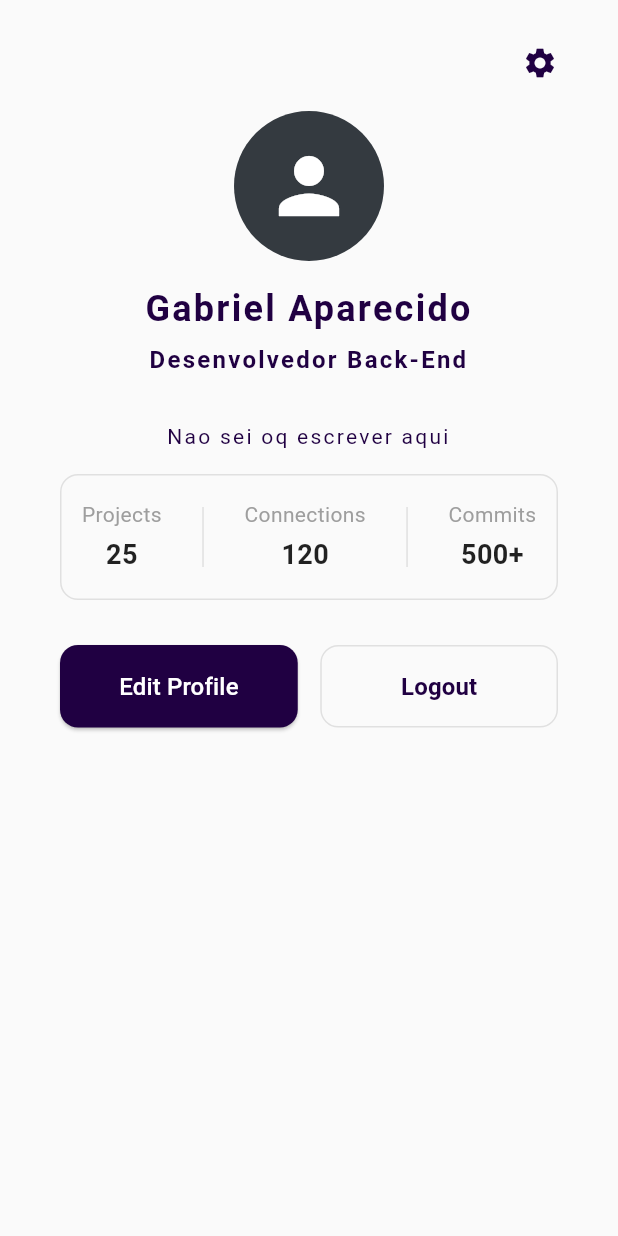
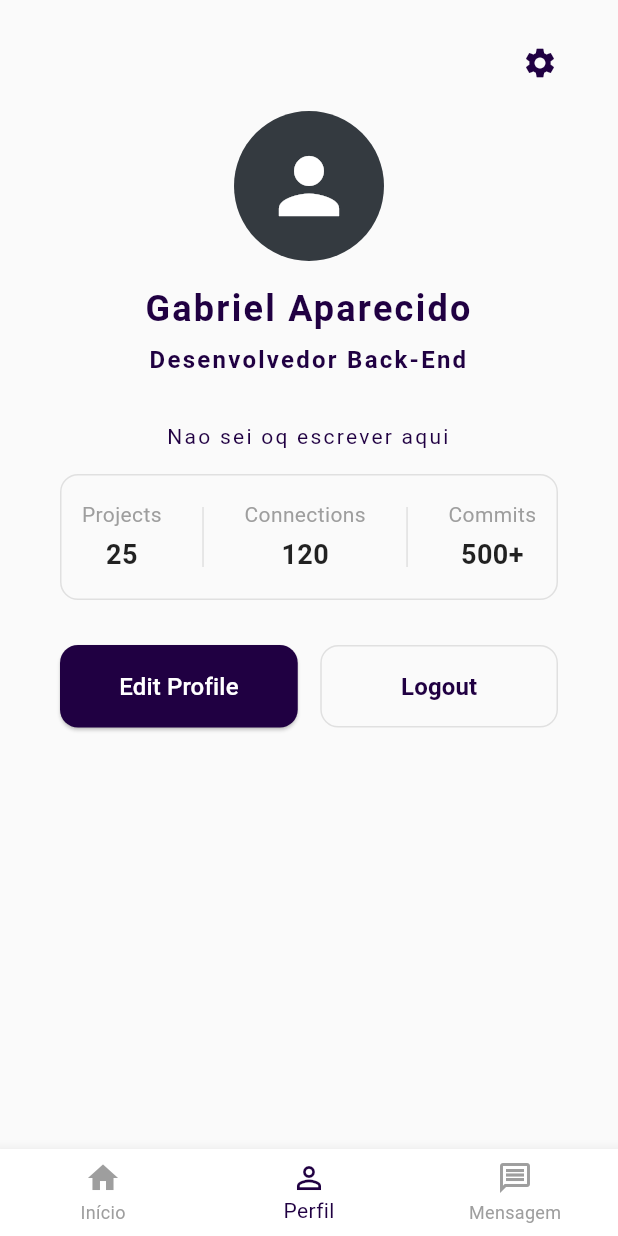
Before and after one commit to gabrielsilvaa12/LoginAtividade, a Flutter app: the ProfilePage screen opened directly, on a phone screen of 412 x 824 dp. Run offline on Flutter 3.47's test engine with Material 3 defaults, Android fonts, the phone set to English and light mode, and no system bars.

Commit message:
adição do buttom navigator bar na tela de perfil

```diff
--- a/lib/Pages/profile_page.dart
+++ b/lib/Pages/profile_page.dart
@@ -1,8 +1,35 @@
 import 'package:flutter/material.dart';
 import 'package:login_ativ/Pages/login_page.dart';
+import 'package:login_ativ/Pages/projetos_page.dart';
 
-class ProfilePage extends StatelessWidget {
+class ProfilePage extends StatefulWidget {
   const ProfilePage({super.key});
+
+  @override
+  State<ProfilePage> createState() => _ProfilePageState();
+}
+
+class _ProfilePageState extends State<ProfilePage> {
+  int _selectedIndex = 1;
+
+  void _onItemTapped(int index) {
+    setState(() {
+      _selectedIndex = index;
+    });
+
+    switch (index) {
+      case 0:
+        Navigator.pushReplacement(
+          context,
+          MaterialPageRoute(builder: (context) => const ProjetosPage()),
+        );
+        break;
+      case 1:
+        break;
+      case 2:
+        ;
+    }
+  }
 
   @override
   Widget build(BuildContext context) {
@@ -13,6 +40,7 @@ class ProfilePage extends StatelessWidget {
       body: Padding(
         padding: const EdgeInsets.symmetric(horizontal: 40.0, vertical: 30.0),
         child: SafeArea(
+          // O conteúdo do seu body permaneceu o mesmo
           child: Column(
             crossAxisAlignment: CrossAxisAlignment.center,
             children: [
@@ -59,7 +87,6 @@ class ProfilePage extends StatelessWidget {
                 ),
               ),
               const SizedBox(height: 15),
-
               Container(
                 padding: const EdgeInsets.symmetric(vertical: 16.0),
                 decoration: BoxDecoration(
@@ -92,7 +119,6 @@ class ProfilePage extends StatelessWidget {
                       width: 1,
                       color: Colors.grey.shade300,
                     ),
-
                     const Column(
                       mainAxisSize: MainAxisSize.min,
                       children: [
@@ -111,13 +137,11 @@ class ProfilePage extends StatelessWidget {
                         ),
                       ],
                     ),
-
                     Container(
                       height: 40,
                       width: 1,
                       color: Colors.grey.shade300,
                     ),
-
                     const Column(
                       mainAxisSize: MainAxisSize.min,
                       children: [
@@ -140,7 +164,6 @@ class ProfilePage extends StatelessWidget {
                 ),
               ),
               const SizedBox(height: 30),
-
               Row(
                 children: [
                   Expanded(
@@ -162,7 +185,6 @@ class ProfilePage extends StatelessWidget {
                     ),
                   ),
                   const SizedBox(width: 15),
-                  // Botão "Logout"
                   Expanded(
                     child: OutlinedButton(
                       onPressed: () {
@@ -198,6 +220,25 @@ class ProfilePage extends StatelessWidget {
           ),
         ),
       ),
+      bottomNavigationBar: BottomNavigationBar(
+        items: const <BottomNavigationBarItem>[
+          BottomNavigationBarItem(icon: Icon(Icons.home), label: 'Início'),
+          BottomNavigationBarItem(
+            icon: Icon(Icons.person_outline),
+            label: 'Perfil',
+          ),
+          BottomNavigationBarItem(
+            icon: Icon(Icons.message_outlined),
+            label: 'Mensagem',
+          ),
+        ],
+        currentIndex: _selectedIndex,
+        selectedItemColor: const Color(0xFF200042),
+        unselectedItemColor: Colors.grey,
+        onTap: _onItemTapped,
+        backgroundColor: Colors.white,
+        type: BottomNavigationBarType.fixed,
+      ),
     );
   }
 }
```
